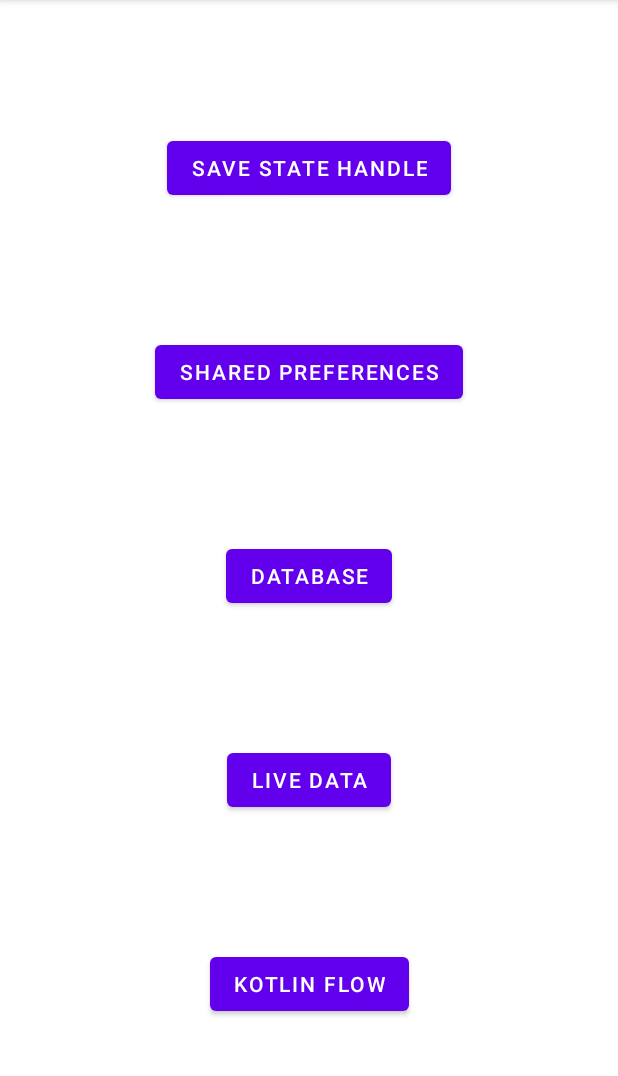
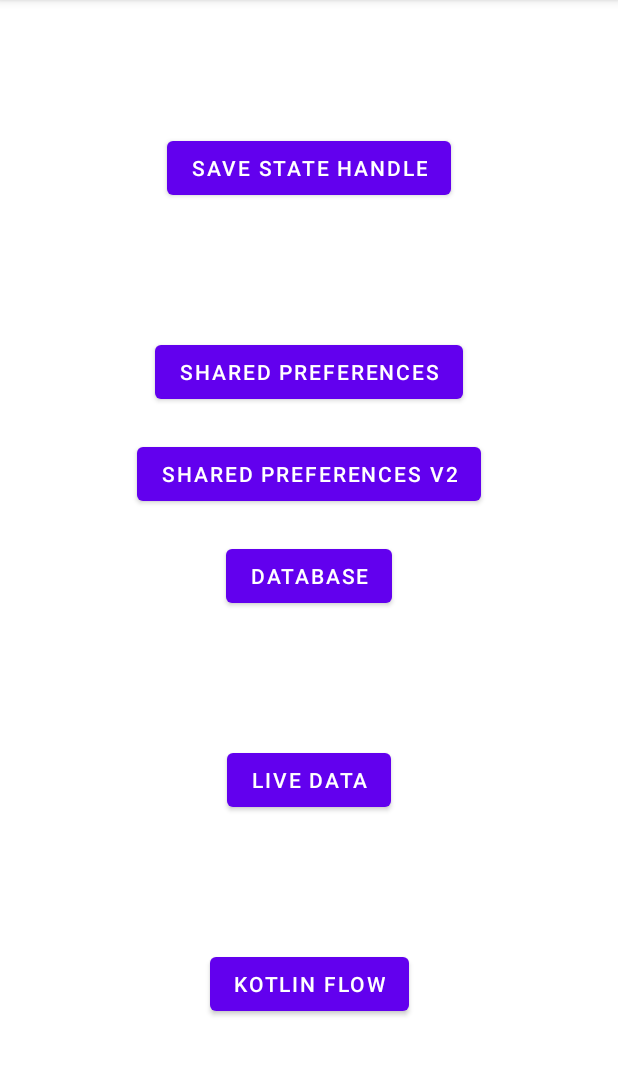
Before and after one commit to AdeDom/DataFlow, an Android app: the screen it shows after launch (MainActivity), on a phone screen of 412 x 824 dp, the part 84-1160 px from its top. Run offline under Robolectric (Android 15) with nearby library versions, the phone set to English and light mode, and no system bars.

Commit message:
Shared preferences by di

```diff
--- a/app/build.gradle
+++ b/app/build.gradle
@@ -59,4 +59,7 @@ dependencies {
 
     implementation "androidx.activity:activity-ktx:1.4.0"
     implementation "androidx.fragment:fragment-ktx:1.4.0"
+
+    implementation "io.insert-koin:koin-android:3.1.5"
+
 }
--- a/app/src/main/AndroidManifest.xml
+++ b/app/src/main/AndroidManifest.xml
@@ -3,6 +3,7 @@
     package="com.adedom.dataflow">
 
     <application
+        android:name=".MainApplication"
         android:allowBackup="true"
         android:icon="@mipmap/ic_launcher"
         android:label="@string/app_name"
@@ -20,6 +21,7 @@
         </activity>
         <activity android:name=".SavedStateHandleActivity" />
         <activity android:name=".SharedPreferencesActivity" />
+        <activity android:name=".SharedPreferencesV2Activity" />
         <activity android:name=".DatabaseActivity" />
         <activity android:name=".LiveDataActivity" />
         <activity android:name=".KotlinFlowActivity" />
--- /dev/null
+++ b/app/src/main/java/com/adedom/dataflow/AppModule.kt
@@ -0,0 +1,14 @@
+package com.adedom.dataflow
+
+import org.koin.androidx.viewmodel.dsl.viewModel
+import org.koin.dsl.module
+
+val appModule = module {
+
+    single<SharedPref> { SharedPrefImpl(get()) }
+
+    single<DefaultRepository> { DefaultRepositoryImpl(get()) }
+
+    viewModel { SharedPreferencesV2ViewModel(get()) }
+
+}
--- a/app/src/main/java/com/adedom/dataflow/MainActivity.kt
+++ b/app/src/main/java/com/adedom/dataflow/MainActivity.kt
@@ -27,6 +27,12 @@ class MainActivity : AppCompatActivity() {
             startActivity(intent)
         }
 
+        binding.btnSharedPreferencesV2.setOnClickListener {
+            val intent = Intent(this, SharedPreferencesV2Activity::class.java)
+            intent.putExtra("title", "Shared preferences v2")
+            startActivity(intent)
+        }
+
         binding.btnDatabase.setOnClickListener {
             val intent = Intent(this, DatabaseActivity::class.java)
             intent.putExtra("title", "Database")
--- /dev/null
+++ b/app/src/main/java/com/adedom/dataflow/MainApplication.kt
@@ -0,0 +1,16 @@
+package com.adedom.dataflow
+
+import android.app.Application
+import org.koin.android.ext.koin.androidContext
+import org.koin.core.context.startKoin
+
+class MainApplication : Application() {
+
+    override fun onCreate() {
+        super.onCreate()
+        startKoin {
+            androidContext(this@MainApplication)
+            modules(appModule)
+        }
+    }
+}
--- a/app/src/main/res/layout/activity_main.xml
+++ b/app/src/main/res/layout/activity_main.xml
@@ -25,6 +25,16 @@
         app:layout_constraintEnd_toEndOf="parent"
         app:layout_constraintStart_toStartOf="parent"
         app:layout_constraintTop_toBottomOf="@+id/btnSavedStateHandle" />
+
+    <Button
+        android:id="@+id/btnSharedPreferencesV2"
+        android:layout_width="wrap_content"
+        android:layout_height="wrap_content"
+        android:text="Shared preferences v2"
+        app:layout_constraintBottom_toTopOf="@+id/btnSharedPreferences"
+        app:layout_constraintEnd_toEndOf="parent"
+        app:layout_constraintStart_toStartOf="parent"
+        app:layout_constraintTop_toBottomOf="@+id/btnDatabase" />
 
     <Button
         android:id="@+id/btnDatabase"
```
Also changed, not shown: app/src/main/java/com/adedom/dataflow/SharedPreferencesV2Activity.kt (added, +105 -0 lines).
